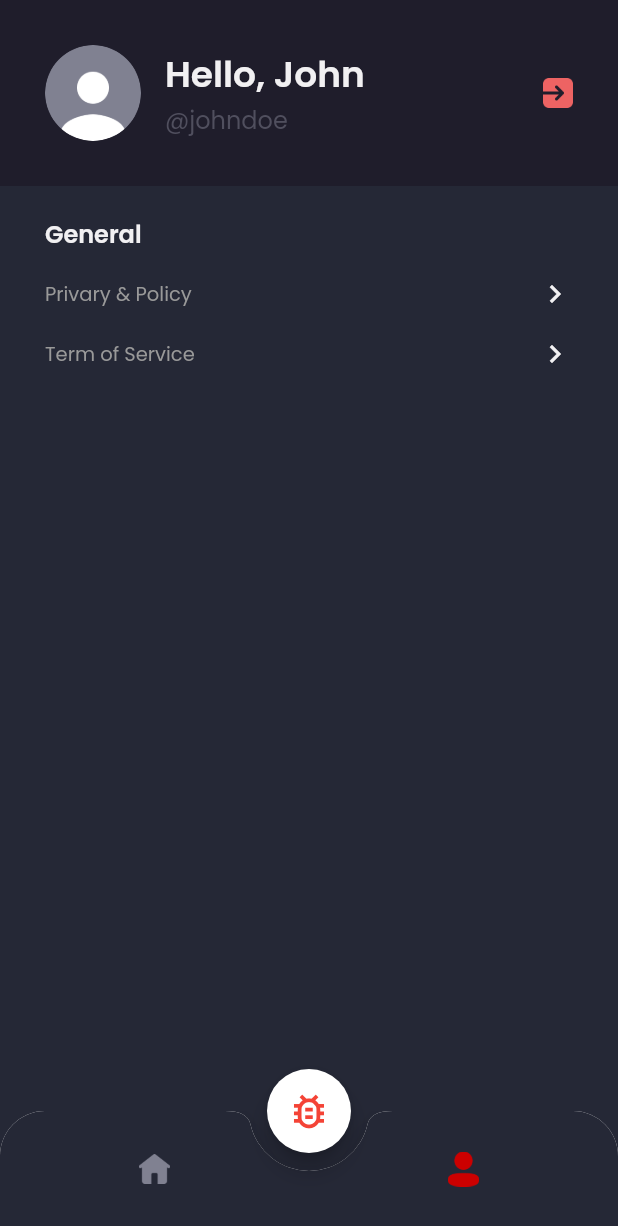
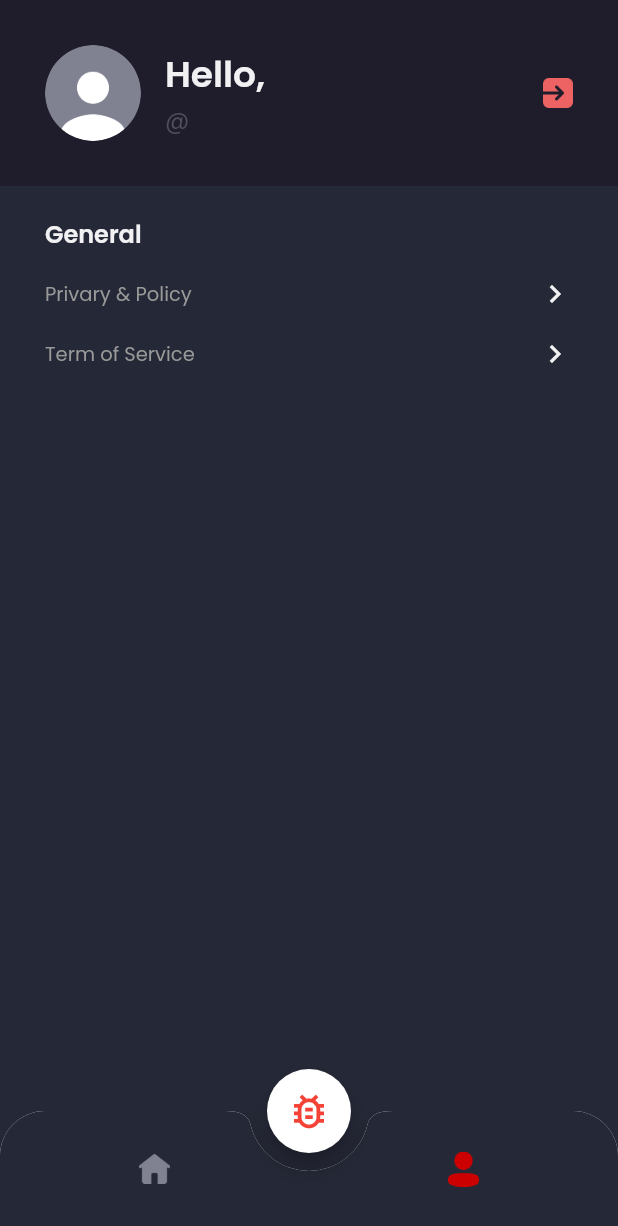
Before and after one commit to fariqfgi/apacheers_mobile, a Flutter app: the MainPage screen opened by its route, item 2 of the bottom bar chosen, on a phone screen of 412 x 824 dp. Shown: the top 1226 px of the screen. Run offline on Flutter 3.47's test engine with Material 2 defaults, Android fonts, the phone set to English and light mode, and no system bars; our stand-ins replace google_fonts; accounts and stored records are empty.

Commit message:
Add: Change user data to dinamis

```diff
--- a/lib/pages/home/home_page.dart
+++ b/lib/pages/home/home_page.dart
@@ -1,11 +1,17 @@
+import 'package:flutter/material.dart';
+import 'package:apacheers_mobile/models/user_model.dart';
 import 'package:apacheers_mobile/theme.dart';
 import 'package:apacheers_mobile/widget/report_total.dart';
 import 'package:apacheers_mobile/widget/report_tile.dart';
-import 'package:flutter/material.dart';
+import 'package:apacheers_mobile/providers/auth_provider.dart';
+import 'package:provider/provider.dart';
 
 class HomePage extends StatelessWidget {
   @override
   Widget build(BuildContext context) {
+    AuthProvider authProvider = Provider.of<AuthProvider>(context);
+    UserModel user = authProvider.user;
+
     Widget header() {
       return Container(
         margin: EdgeInsets.only(
@@ -20,14 +26,14 @@ class HomePage extends StatelessWidget {
                 crossAxisAlignment: CrossAxisAlignment.start,
                 children: [
                   Text(
-                    'Hello, John',
+                    'Hello, ${user.name}',
                     style: primaryTextStyle.copyWith(
                       fontSize: 24,
                       fontWeight: FontWeight.w600,
                     ),
                   ),
                   Text(
-                    '@johndoe',
+                    '@${user.name?.split(' ').first.toLowerCase()}',
                     style: subtitleTextStyle.copyWith(
                       fontSize: 16,
                     ),
--- a/lib/pages/home/profile_page.dart
+++ b/lib/pages/home/profile_page.dart
@@ -1,9 +1,15 @@
+import 'package:apacheers_mobile/models/user_model.dart';
+import 'package:apacheers_mobile/providers/auth_provider.dart';
 import 'package:apacheers_mobile/theme.dart';
 import 'package:flutter/material.dart';
+import 'package:provider/provider.dart';
 
 class ProfilePage extends StatelessWidget {
   @override
   Widget build(BuildContext context) {
+    AuthProvider authProvider = Provider.of<AuthProvider>(context);
+    UserModel user = authProvider.user;
+
     Widget header() {
       return AppBar(
         backgroundColor: backgroundColor1,
@@ -30,14 +36,14 @@ class ProfilePage extends StatelessWidget {
                     crossAxisAlignment: CrossAxisAlignment.start,
                     children: [
                       Text(
-                        'Hello, John',
+                        'Hello, ${user.name}',
                         style: primaryTextStyle.copyWith(
                           fontSize: 24,
                           fontWeight: FontWeight.w600,
                         ),
                       ),
                       Text(
-                        '@johndoe',
+                        '@${user.name}',
                         style: subtitleTextStyle.copyWith(
                           fontSize: 16,
                         ),
```
